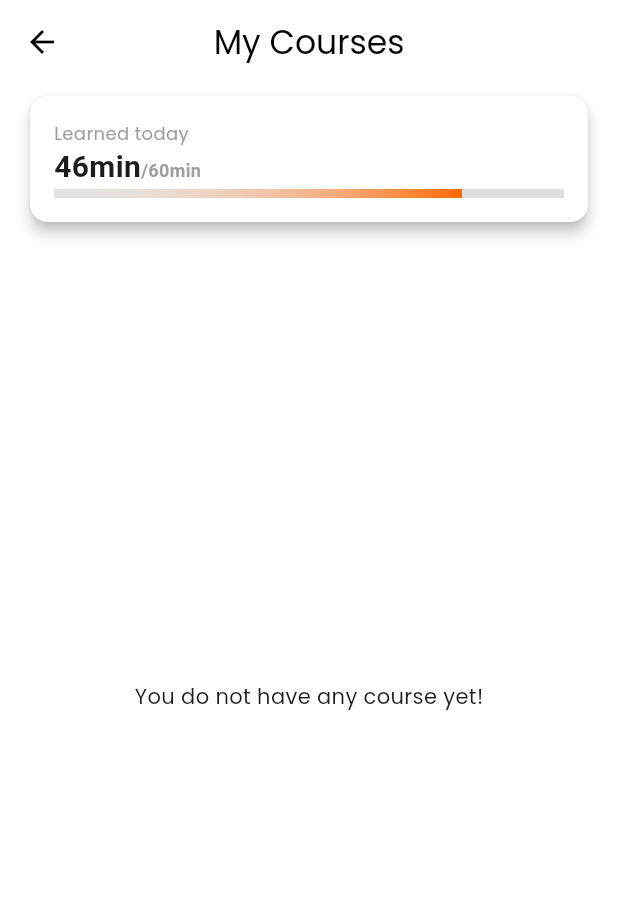
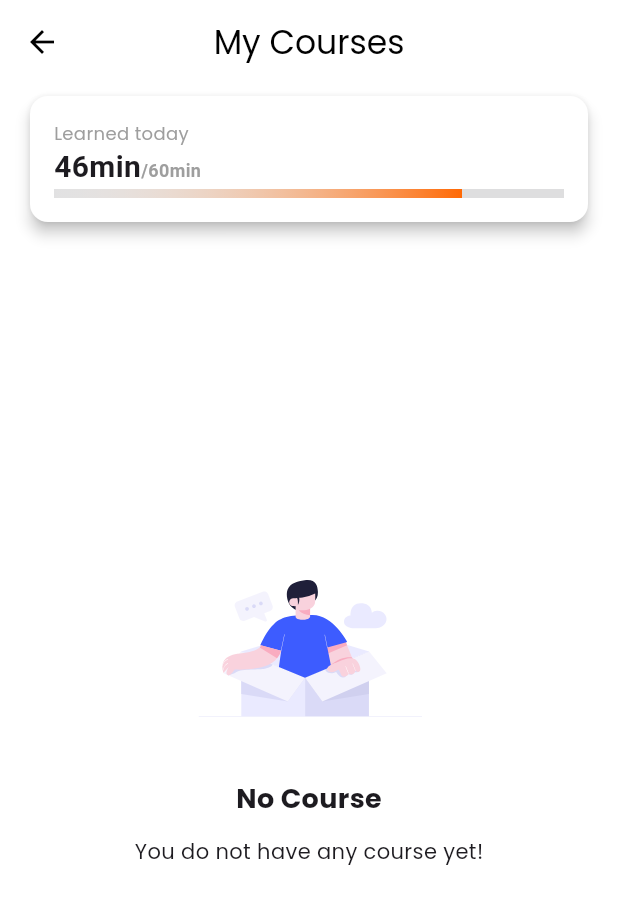
Before and after one commit to SemajCode/skill_harvest, a Flutter app: the UserCourses screen opened directly, on a phone screen of 412 x 824 dp. Shown: the top 904 px of the screen. Run offline on Flutter 3.47's test engine with Material 3 defaults, Android fonts, the phone set to English and light mode, and no system bars; our stand-ins replace animated_text_kit, flick_video_player, flutter_riverpod, flutter_svg, gap, hive and 2 more; accounts and stored records are empty.

Commit message:
changes added

```diff
--- a/lib/core/util/constants/constant.dart
+++ b/lib/core/util/constants/constant.dart
@@ -13,6 +13,7 @@ class AppImage {
   static const selectedCourse = 'assets/svgs/selected_course.svg';
   static const masterCard = 'assets/svgs/mastercard.svg';
   static const cardChip = 'assets/svgs/card_chip.svg';
+  static const noData = 'assets/svgs/no_data.svg';
 
   //selected_course.svg
 }
--- a/lib/features/course/screens/user_courses.dart
+++ b/lib/features/course/screens/user_courses.dart
@@ -1,8 +1,10 @@
 import 'package:flutter/material.dart';
 import 'package:flutter_riverpod/flutter_riverpod.dart';
+import 'package:flutter_svg/svg.dart';
 import 'package:gap/gap.dart';
 import 'package:skillharvest/Theme/pallete.dart';
 import 'package:skillharvest/core/common/user_progress_card.dart';
+import 'package:skillharvest/core/util/constants/constant.dart';
 import 'package:skillharvest/core/util/helpers/helper_fuctions.dart';
 import 'package:skillharvest/features/course/providers/user_course_provider.dart';
 import 'package:skillharvest/features/course/widgets/user_course_card.dart';
@@ -25,8 +27,23 @@ class _UserCoursesState extends ConsumerState<UserCourses> {
   Widget build(BuildContext context) {
     final userCourse = ref.watch(userCourseProvider);
     Widget contents = userCourse.isEmpty
-        ? const Center(
-            child: Text('You do not have any course yet!'),
+        ? Center(
+            child: Column(
+              mainAxisAlignment: MainAxisAlignment.center,
+              children: [
+                SvgPicture.asset(AppImage.noData, height: 160),
+                const Gap(8),
+                const Text(
+                  'No Course',
+                  style: TextStyle(
+                    fontWeight: FontWeight.bold,
+                    fontSize: 18,
+                  ),
+                ),
+                const Gap(12),
+                const Text('You do not have any course yet!'),
+              ],
+            ),
           )
         : GridView.builder(
             itemCount: userCourse.length,
```
Also changed, not shown: assets/svgs/no_data.svg (added), lib/models/user_course.dart (deleted).
